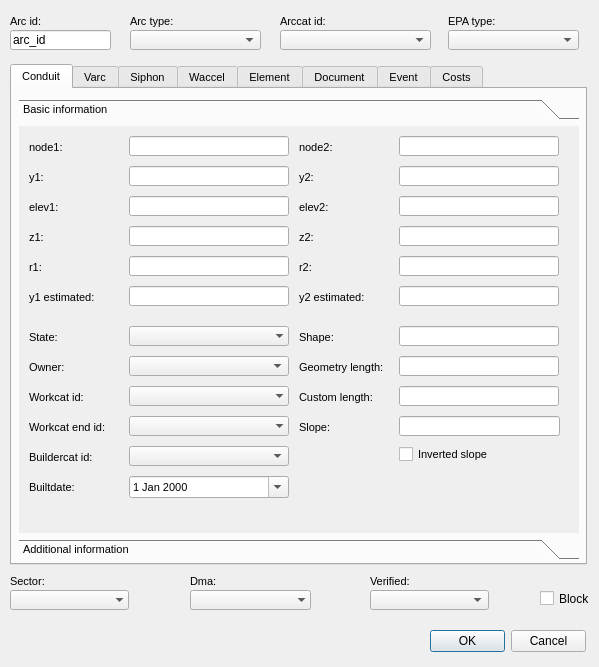
This is ui/ud_man_arc.ui in Giswater/giswater_qgis_plugin as Qt 5 draws it before an edit. The edited form follows.
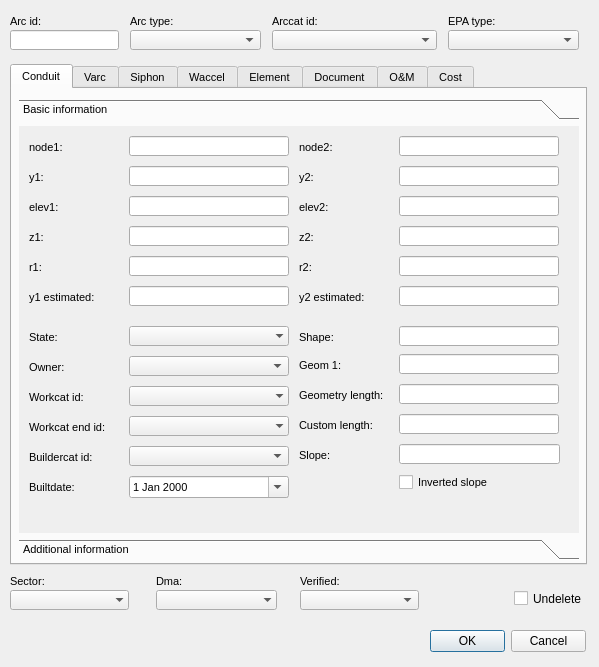
This is the edited form. The open tabs and pages were chosen to show the change. Icons and pictures are not drawn.

The edit to the form file:
```diff
--- a/ui/ud_man_arc.ui
+++ b/ui/ud_man_arc.ui
@@ -16,9 +16,9 @@
   <widget class="QComboBox" name="arccat_id">
    <property name="geometry">
     <rect>
-     <x>280</x>
+     <x>272</x>
      <y>30</y>
-     <width>151</width>
+     <width>165</width>
      <height>20</height>
     </rect>
    </property>
@@ -54,12 +54,12 @@
     <rect>
      <x>10</x>
      <y>30</y>
-     <width>101</width>
+     <width>109</width>
      <height>20</height>
     </rect>
    </property>
    <property name="text">
-    <string>arc_id</string>
+    <string/>
    </property>
   </widget>
   <widget class="QTabWidget" name="tab_main">
@@ -100,8 +100,8 @@
        <rect>
         <x>0</x>
         <y>0</y>
-        <width>98</width>
-        <height>28</height>
+        <width>560</width>
+        <height>407</height>
        </rect>
       </property>
       <attribute name="label">
@@ -966,7 +966,7 @@
        <property name="geometry">
         <rect>
          <x>380</x>
-         <y>320</y>
+         <y>348</y>
          <width>91</width>
          <height>17</height>
         </rect>
@@ -979,7 +979,7 @@
        <property name="geometry">
         <rect>
          <x>280</x>
-         <y>260</y>
+         <y>288</y>
          <width>90</width>
          <height>22</height>
         </rect>
@@ -1015,7 +1015,7 @@
        <property name="geometry">
         <rect>
          <x>380</x>
-         <y>260</y>
+         <y>288</y>
          <width>160</width>
          <height>20</height>
         </rect>
@@ -1033,7 +1033,7 @@
        <property name="geometry">
         <rect>
          <x>380</x>
-         <y>230</y>
+         <y>258</y>
          <width>160</width>
          <height>20</height>
         </rect>
@@ -1051,7 +1051,7 @@
        <property name="geometry">
         <rect>
          <x>280</x>
-         <y>230</y>
+         <y>258</y>
          <width>90</width>
          <height>22</height>
         </rect>
@@ -1144,7 +1144,7 @@
        <property name="geometry">
         <rect>
          <x>380</x>
-         <y>290</y>
+         <y>318</y>
          <width>161</width>
          <height>20</height>
         </rect>
@@ -1162,7 +1162,7 @@
        <property name="geometry">
         <rect>
          <x>280</x>
-         <y>290</y>
+         <y>318</y>
          <width>90</width>
          <height>22</height>
         </rect>
@@ -1194,6 +1194,60 @@
         <number>3</number>
        </property>
       </widget>
+      <widget class="QLineEdit" name="conduit_cat_geom1">
+       <property name="geometry">
+        <rect>
+         <x>380</x>
+         <y>228</y>
+         <width>160</width>
+         <height>20</height>
+        </rect>
+       </property>
+       <property name="font">
+        <font>
+         <italic>true</italic>
+        </font>
+       </property>
+       <property name="text">
+        <string/>
+       </property>
+      </widget>
+      <widget class="QLabel" name="label_conduit_geometry_length_2">
+       <property name="geometry">
+        <rect>
+         <x>280</x>
+         <y>228</y>
+         <width>90</width>
+         <height>22</height>
+        </rect>
+       </property>
+       <property name="font">
+        <font>
+         <pointsize>8</pointsize>
+        </font>
+       </property>
+       <property name="frameShape">
+        <enum>QFrame::NoFrame</enum>
+       </property>
+       <property name="frameShadow">
+        <enum>QFrame::Plain</enum>
+       </property>
+       <property name="text">
+        <string>Geom 1:</string>
+       </property>
+       <property name="textFormat">
+        <enum>Qt::AutoText</enum>
+       </property>
+       <property name="scaledContents">
+        <bool>false</bool>
+       </property>
+       <property name="alignment">
+        <set>Qt::AlignLeading|Qt::AlignLeft|Qt::AlignVCenter</set>
+       </property>
+       <property name="margin">
+        <number>3</number>
+       </property>
+      </widget>
      </widget>
      <widget class="QWidget" name="page_16">
       <property name="geometry">
@@ -7493,7 +7547,7 @@
    </widget>
    <widget class="QWidget" name="tab_21">
     <attribute name="title">
-     <string>Event</string>
+     <string>O&amp;&amp;M</string>
     </attribute>
     <widget class="QTabWidget" name="tab_event">
      <property name="geometry">
@@ -7724,7 +7778,7 @@
    </widget>
    <widget class="QWidget" name="tab_6">
     <attribute name="title">
-     <string>Costs</string>
+     <string>Cost</string>
     </attribute>
     <widget class="QToolBox" name="toolBox_7">
      <property name="geometry">
@@ -10468,7 +10522,7 @@
   <widget class="QLabel" name="label_arccat_id">
    <property name="geometry">
     <rect>
-     <x>280</x>
+     <x>272</x>
      <y>10</y>
      <width>90</width>
      <height>22</height>
@@ -10576,7 +10630,7 @@
   <widget class="QLabel" name="label_verified">
    <property name="geometry">
     <rect>
-     <x>370</x>
+     <x>300</x>
      <y>570</y>
      <width>90</width>
      <height>22</height>
@@ -10612,7 +10666,7 @@
   <widget class="QComboBox" name="verified">
    <property name="geometry">
     <rect>
-     <x>370</x>
+     <x>300</x>
      <y>590</y>
      <width>119</width>
      <height>20</height>
@@ -10622,7 +10676,7 @@
   <widget class="QComboBox" name="dma_id">
    <property name="geometry">
     <rect>
-     <x>190</x>
+     <x>156</x>
      <y>590</y>
      <width>121</width>
      <height>20</height>
@@ -10660,7 +10714,7 @@
   <widget class="QLabel" name="label_dma">
    <property name="geometry">
     <rect>
-     <x>190</x>
+     <x>156</x>
      <y>570</y>
      <width>90</width>
      <height>22</height>
@@ -10696,14 +10750,14 @@
   <widget class="QCheckBox" name="undelete">
    <property name="geometry">
     <rect>
-     <x>540</x>
+     <x>514</x>
      <y>590</y>
-     <width>51</width>
+     <width>77</width>
      <height>17</height>
     </rect>
    </property>
    <property name="text">
-    <string>Block</string>
+    <string>Undelete</string>
    </property>
   </widget>
   <widget class="QDialogButtonBox" name="ok">
```
Left out of the diff: 238 changed lines with no effect on the pictures.
